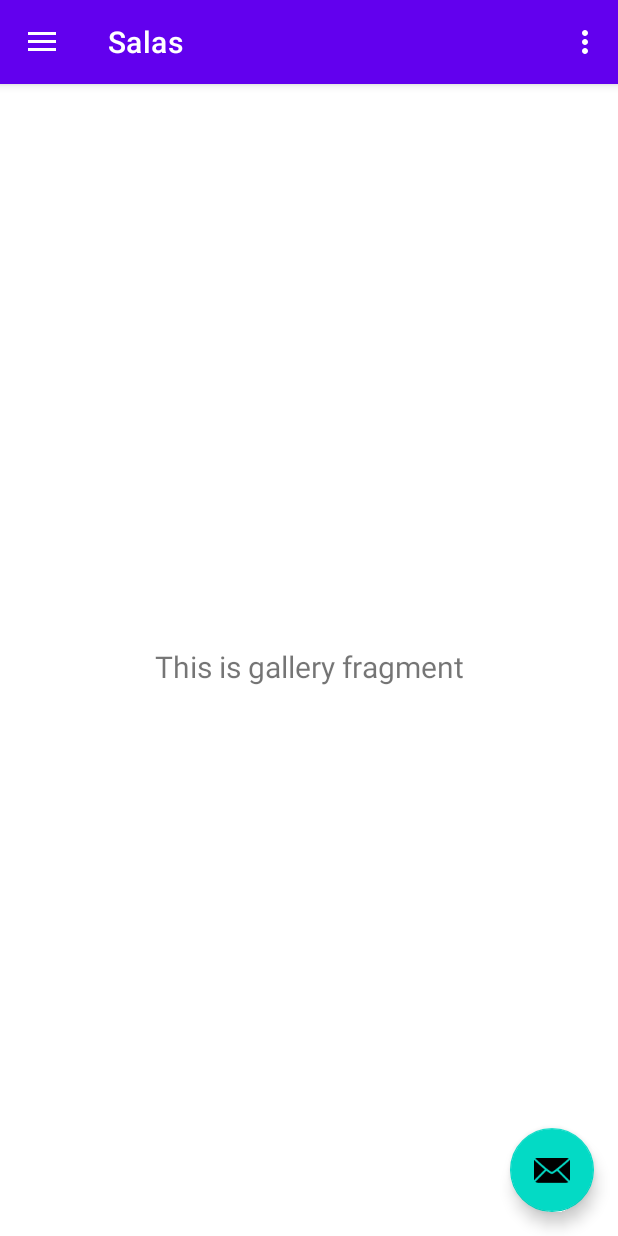
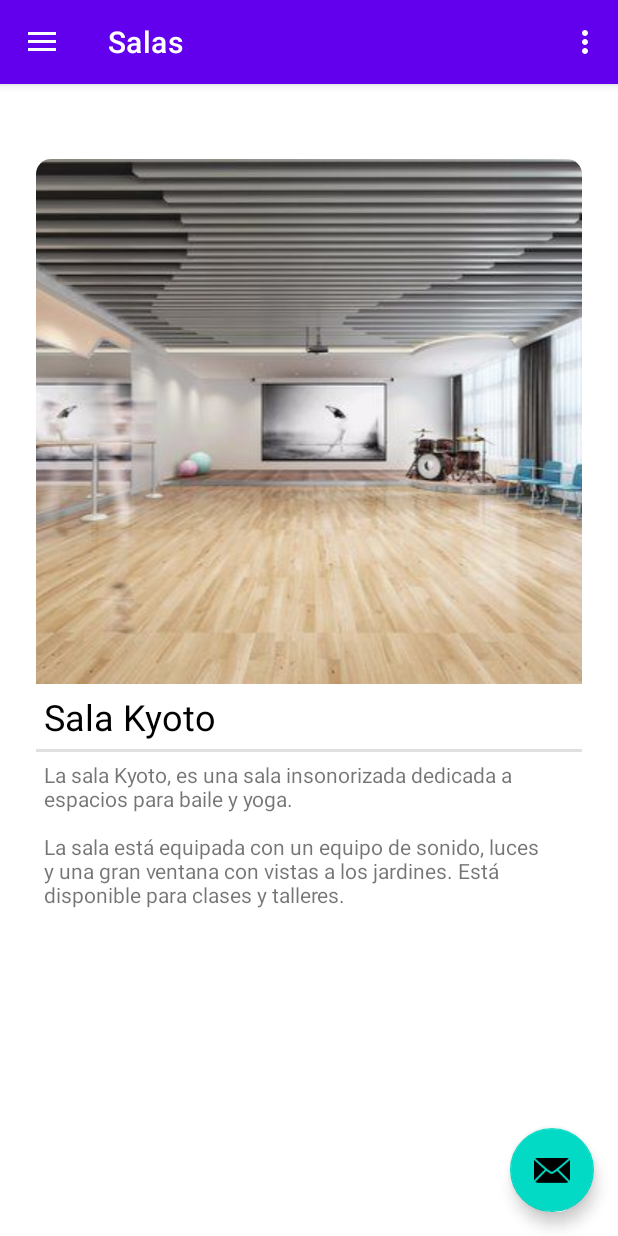
Before and after one commit to Pedrojss/NFRooms_app, an Android app: the screen it shows after launch (MainActivity), in the side drawer, after a tap on "Salas", on a phone screen of 412 x 824 dp. Run offline under Robolectric (Android 15) with nearby library versions, the phone set to English and light mode, and no system bars; our stand-ins replace navigation-ui.

Commit message:
Fotos salas

```diff
--- a/app/src/main/java/es/uca/nfrooms/ui/salas/SalasFragment.java
+++ b/app/src/main/java/es/uca/nfrooms/ui/salas/SalasFragment.java
@@ -24,8 +24,6 @@ public class SalasFragment extends Fragment {
         binding = FragmentSalasBinding.inflate(inflater, container, false);
         View root = binding.getRoot();
 
-        final TextView textView = binding.textSalas;
-        salasViewModel.getText().observe(getViewLifecycleOwner(), textView::setText);
         return root;
     }
 
--- a/app/src/main/res/layout/fragment_salas.xml
+++ b/app/src/main/res/layout/fragment_salas.xml
@@ -6,17 +6,57 @@
     android:layout_height="match_parent"
     tools:context=".ui.salas.SalasFragment">
 
-    <TextView
-        android:id="@+id/text_salas"
-        android:layout_width="match_parent"
+    <androidx.cardview.widget.CardView
+        android:layout_width="0dp"
         android:layout_height="wrap_content"
-        android:layout_marginStart="8dp"
-        android:layout_marginTop="8dp"
-        android:layout_marginEnd="8dp"
-        android:textAlignment="center"
-        android:textSize="20sp"
-        app:layout_constraintBottom_toBottomOf="parent"
+        android:layout_marginStart="24dp"
+        android:layout_marginTop="50dp"
+        android:layout_marginEnd="24dp"
+        android:outlineAmbientShadowColor="@color/black"
+        app:cardCornerRadius="10dp"
         app:layout_constraintEnd_toEndOf="parent"
         app:layout_constraintStart_toStartOf="parent"
-        app:layout_constraintTop_toTopOf="parent" />
+        app:layout_constraintTop_toTopOf="parent">
+
+        <LinearLayout
+            android:layout_width="match_parent"
+            android:layout_height="match_parent"
+            android:orientation="vertical">
+
+            <ImageView
+                android:id="@+id/imgKyoto"
+                android:layout_width="match_parent"
+                android:layout_height="wrap_content"
+                android:adjustViewBounds="false"
+                android:scaleType="fitXY"
+                android:src="@drawable/kyoto"/>
+
+            <TextView
+                android:id="@+id/titleKyoto"
+                android:layout_width="wrap_content"
+                android:layout_height="wrap_content"
+                android:padding="5dp"
+                android:paddingLeft="5dp"
+                android:text="Sala Kyoto"
+                android:textColor="@color/black"
+                android:textSize="24sp" />
+
+            <View
+                android:id="@+id/divider2"
+                android:layout_width="match_parent"
+                android:layout_height="2dp"
+                android:background="?android:attr/listDivider" />
+
+            <TextView
+                android:id="@+id/descKyoto"
+                android:layout_width="match_parent"
+                android:layout_height="wrap_content"
+                android:padding="5dp"
+                android:paddingLeft="5dp"
+                android:paddingTop="5dp"
+                android:paddingRight="5dp"
+                android:text="@string/desc_kyoto" />
+        </LinearLayout>
+
+    </androidx.cardview.widget.CardView>
 </androidx.constraintlayout.widget.ConstraintLayout>
--- a/app/src/main/res/layout/nav_header_main.xml
+++ b/app/src/main/res/layout/nav_header_main.xml
@@ -14,11 +14,11 @@
 
     <ImageView
         android:id="@+id/imageView"
-        android:layout_width="wrap_content"
-        android:layout_height="wrap_content"
+        android:layout_width="70dp"
+        android:layout_height="70dp"
         android:contentDescription="@string/nav_header_desc"
         android:paddingTop="@dimen/nav_header_vertical_spacing"
-        app:srcCompat="@mipmap/ic_launcher_round" />
+        app:srcCompat="@drawable/logo" />
 
     <TextView
         android:layout_width="match_parent"
--- a/app/src/main/res/values/strings.xml
+++ b/app/src/main/res/values/strings.xml
@@ -2,8 +2,8 @@
     <string name="app_name">NFrooms</string>
     <string name="navigation_drawer_open">Open navigation drawer</string>
     <string name="navigation_drawer_close">Close navigation drawer</string>
-    <string name="nav_header_title">Android Studio</string>
-    <string name="nav_header_subtitle">android.studio@android.com</string>
+    <string name="nav_header_title">NFRooms</string>
+    <string name="nav_header_subtitle">Salas insonorizadas a tu disposicion</string>
     <string name="nav_header_desc">Navigation header</string>
     <string name="action_settings">Settings</string>
 
@@ -13,4 +13,5 @@
     <string name="menu_localizacion">Localización</string>
     <!-- TODO: Remove or change this placeholder text -->
     <string name="hello_blank_fragment">Hello blank fragment</string>
+    <string name="desc_kyoto">La sala Kyoto, es una sala insonorizada dedicada a espacios para baile y yoga.\n\nLa sala está equipada con un equipo de sonido, luces y una gran ventana con vistas a los jardines. Está disponible para clases y talleres.</string>
 </resources>
```
Also changed, not shown: app/src/main/res/drawable/berlin.jpg (added), app/src/main/res/drawable/kyoto.jpg (added), app/src/main/res/drawable/logo.png (added), app/src/main/res/drawable/miami.jpg (added), app/src/main/res/drawable/otawa.jpeg (added).
